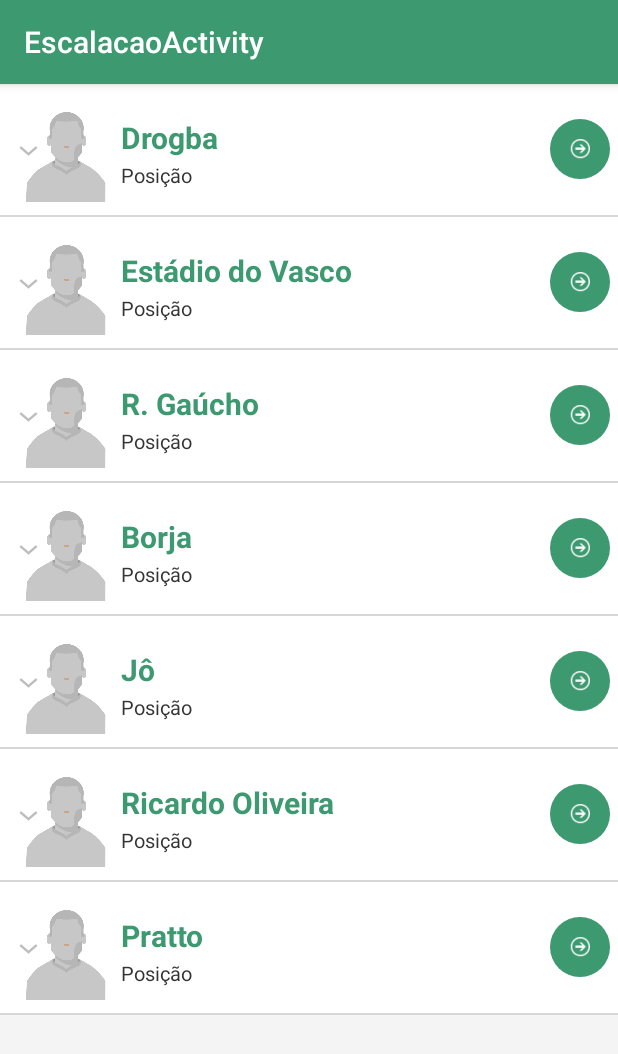
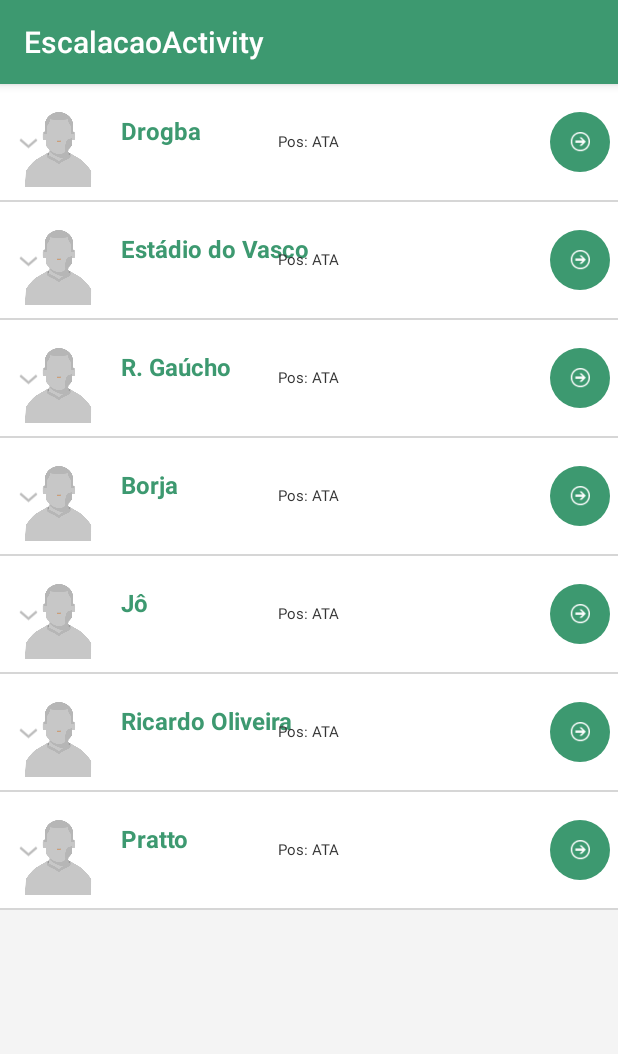
Before and after one commit to JotaFerreira/Cartolibis, an Android app: the EscalacaoActivity screen opened directly, with no data from a screen before it, on a phone screen of 412 x 824 dp. Shown: the top 1054 px of the screen. Run offline under Robolectric (Android 15) with nearby library versions, the phone set to English and light mode, and no system bars; network calls fail.

```diff
--- a/app/src/main/java/club/cartoleirosfutebol/cartomitos/adapters/ExpandableListAdapter.java
+++ b/app/src/main/java/club/cartoleirosfutebol/cartomitos/adapters/ExpandableListAdapter.java
@@ -93,7 +93,7 @@ public class ExpandableListAdapter extends BaseExpandableListAdapter {
         }
 
         TextView lblListHeader = (TextView) convertView
-                .findViewById(R.id.db_titulo);
+                .findViewById(R.id.db_jog);
         lblListHeader.setTypeface(null, Typeface.BOLD);
         lblListHeader.setText(headerTitle);
 
--- a/app/src/main/res/layout/activity_dashboard.xml
+++ b/app/src/main/res/layout/activity_dashboard.xml
@@ -22,17 +22,4 @@
         app:headerLayout="@layout/nav_header_dashboard"
         app:menu="@menu/activity_dashboard_drawer" />
 
-    <LinearLayout xmlns:android="http://schemas.android.com/apk/res/android"
-        android:layout_width="fill_parent"
-        android:layout_height="fill_parent"
-        android:orientation="vertical" >
-
-        <ListView
-            android:id="@+id/list"
-            android:layout_width="fill_parent"
-            android:layout_height="wrap_content"
-            android:divider="@null" />
-
-    </LinearLayout>
-
 </android.support.v4.widget.DrawerLayout>
--- a/app/src/main/res/layout/app_bar_dashboard.xml
+++ b/app/src/main/res/layout/app_bar_dashboard.xml
@@ -22,12 +22,4 @@
 
     <include layout="@layout/content_dashboard" />
 
-    <android.support.design.widget.FloatingActionButton
-        android:id="@+id/fab"
-        android:layout_width="wrap_content"
-        android:layout_height="wrap_content"
-        android:layout_gravity="bottom|end"
-        android:layout_margin="@dimen/fab_margin"
-        app:srcCompat="@android:drawable/ic_dialog_email" />
-
 </android.support.design.widget.CoordinatorLayout>
--- a/app/src/main/res/layout/content_dashboard.xml
+++ b/app/src/main/res/layout/content_dashboard.xml
@@ -8,4 +8,17 @@
     tools:context="club.cartoleirosfutebol.cartomitos.DashboardActivity"
     tools:showIn="@layout/app_bar_dashboard">
 
+    <LinearLayout xmlns:android="http://schemas.android.com/apk/res/android"
+        android:layout_width="match_parent"
+        android:layout_height="match_parent"
+        android:orientation="vertical" >
+
+        <ListView
+            android:id="@+id/list"
+            android:layout_width="fill_parent"
+            android:layout_height="wrap_content"
+            android:divider="@null" />
+
+    </LinearLayout>
+
 </android.support.constraint.ConstraintLayout>
--- a/app/src/main/res/layout/item_escalacao.xml
+++ b/app/src/main/res/layout/item_escalacao.xml
@@ -17,8 +17,8 @@
         <ImageView
             android:id="@+id/db_icon"
             android:paddingTop="10dip"
-            android:layout_width="70dip"
-            android:layout_height="70dip"
+            android:layout_width="60dip"
+            android:layout_height="60dip"
             android:focusable="false"
             android:src="@drawable/emptystate_jogador"/>
     </LinearLayout>
@@ -36,7 +36,7 @@
         android:layout_centerVertical="true" />
 
     <TextView
-        android:id="@+id/db_titulo"
+        android:id="@+id/db_jog"
         android:layout_width="wrap_content"
         android:layout_height="wrap_content"
         android:layout_alignParentTop="false"
@@ -47,19 +47,79 @@
         android:paddingBottom="15dip"
         android:text="Jogador"
         android:textColor="@color/colorPrimary"
-        android:textSize="20sp"
+        android:textSize="16sp"
         android:textStyle="bold"
         android:typeface="sans" />
     <TextView
-        android:id="@+id/db_texto"
+        android:id="@+id/db_pos"
         android:layout_width="wrap_content"
         android:layout_height="wrap_content"
-        android:layout_alignLeft="@id/db_titulo"
-        android:layout_below="@id/db_titulo"
+        android:layout_alignRightOf="@id/db_jog"
         android:layout_centerHorizontal="true"
         android:focusable="false"
-        android:paddingTop="3dip"
-        android:text="Posição"
+        android:layout_centerVertical="true"
+        android:text="Pos: ATA"
         android:textColor="#343434"
-        android:textSize="13sp" />
+        android:textSize="@dimen/db_estatisticas_font" />
+
+   <!-- <TextView
+        android:id="@+id/db_med"
+        android:layout_width="wrap_content"
+        android:layout_height="wrap_content"
+        android:focusable="false"
+        android:paddingTop="7dip"
+        android:paddingLeft="5dip"
+        android:text="Méd: 0.00"
+        android:textColor="#343434"
+        android:textSize="@dimen/db_estatisticas_font"
+        android:layout_alignBaseline="@+id/db_pos"
+        android:layout_alignBottom="@+id/db_pos"
+        android:layout_toRightOf="@+id/db_pos"
+        android:layout_toEndOf="@+id/db_pos" />
+
+    <TextView
+        android:id="@+id/db_ult"
+        android:layout_width="wrap_content"
+        android:layout_height="wrap_content"
+        android:focusable="false"
+        android:paddingTop="7dip"
+        android:paddingLeft="5dip"
+        android:text="Últ: 0.00"
+        android:textColor="#343434"
+        android:textSize="@dimen/db_estatisticas_font"
+        android:layout_alignBaseline="@+id/db_med"
+        android:layout_alignBottom="@+id/db_med"
+        android:layout_toRightOf="@+id/db_med"
+        android:layout_toEndOf="@+id/db_med" />
+
+    <TextView
+        android:id="@+id/db_pre"
+        android:layout_width="wrap_content"
+        android:layout_height="wrap_content"
+        android:focusable="false"
+        android:paddingTop="7dip"
+        android:paddingLeft="5dip"
+        android:text="C$: 25,00"
+        android:textColor="#343434"
+        android:textSize="@dimen/db_estatisticas_font"
+        android:layout_alignBaseline="@+id/db_ult"
+        android:layout_alignBottom="@+id/db_ult"
+        android:layout_toRightOf="@+id/db_ult"
+        android:layout_toEndOf="@+id/db_ult" />
+
+    <TextView
+        android:id="@+id/db_par"
+        android:layout_width="wrap_content"
+        android:layout_height="wrap_content"
+        android:focusable="false"
+        android:paddingTop="7dip"
+        android:paddingLeft="5dip"
+        android:text="Jogos: 0"
+        android:textColor="#343434"
+        android:textSize="@dimen/db_estatisticas_font"
+        android:layout_alignBaseline="@+id/db_pre"
+        android:layout_alignBottom="@+id/db_pre"
+        android:layout_toRightOf="@+id/db_pre"
+        android:layout_toEndOf="@+id/db_pre" />-->
+
 </RelativeLayout>
--- a/app/src/main/res/values/dimens.xml
+++ b/app/src/main/res/values/dimens.xml
@@ -16,4 +16,5 @@
     <dimen name="feed_item_status_pad_top">13dp</dimen>
     <dimen name="feed_item_corner_radius">3dp</dimen>
     <dimen name="feed_item_border_width">1dp</dimen>
+    <dimen name="db_estatisticas_font">10dp</dimen>
 </resources>
```
